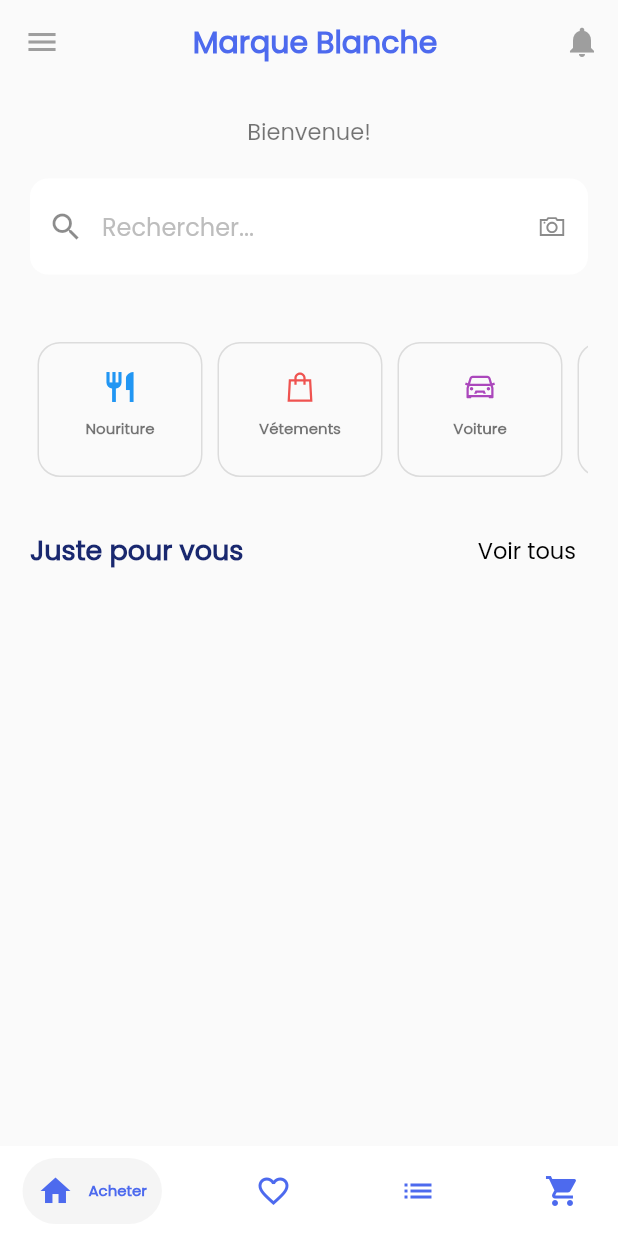
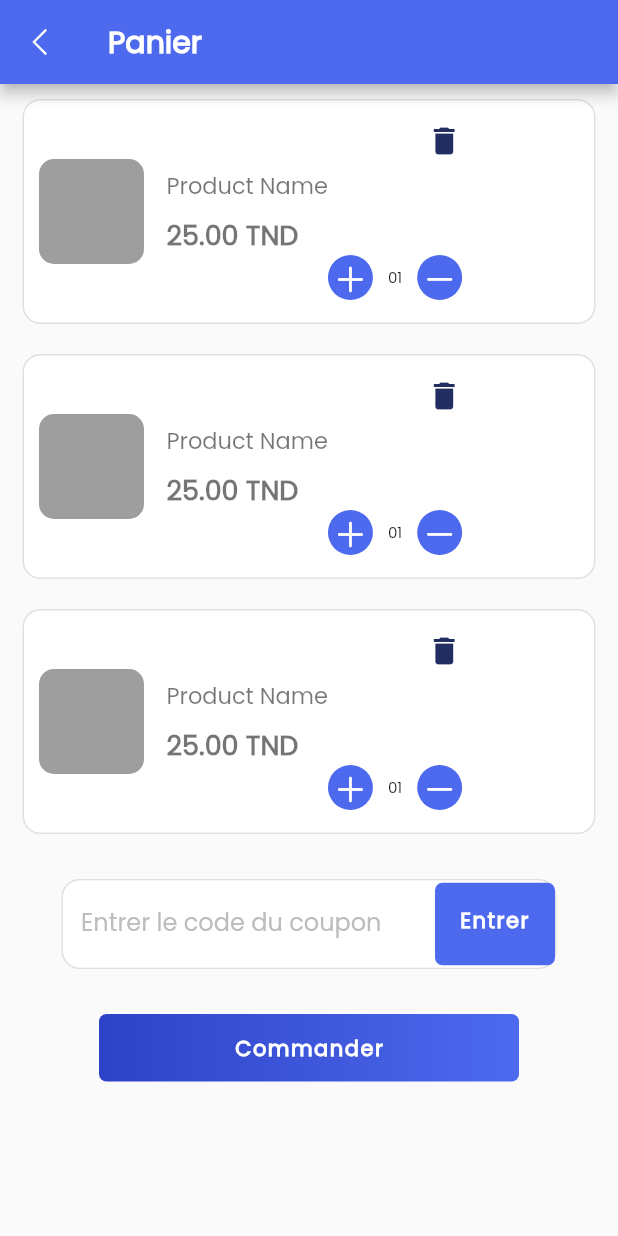
Before and after one commit to wael-ferhi21/Flutter-E-commerce-MB, a Flutter app: the screen it shows after launch, on a phone screen of 412 x 824 dp. Run offline on Flutter 3.47's test engine with Material 2 defaults, Android fonts, the phone set to English and light mode, and no system bars; drawn by our look-alikes of google_nav_bar; our stand-ins replace flutter_signin_button, line_awesome_flutter; missing offline and left inert: dart:ffi.

Commit message:
commit msg

```diff
--- /dev/null
+++ b/lib/components/cart_shop_item.dart
@@ -0,0 +1,104 @@
+import 'package:flutter/cupertino.dart';
+import 'package:flutter/material.dart';
+
+
+class ShopCartItem extends StatefulWidget {
+  const ShopCartItem({super.key});
+
+  @override
+  State<ShopCartItem> createState() => _ShopCartItemState();
+}
+
+class _ShopCartItemState extends State<ShopCartItem> {
+  @override
+  Widget build(BuildContext context) {
+    return Container(
+      height: 150,
+      margin: EdgeInsets.symmetric(horizontal: 15, vertical: 10),
+      padding: EdgeInsets.all(10),
+      decoration: BoxDecoration(
+        border: Border.all(color: Colors.grey[300] as Color),
+        borderRadius: BorderRadius.circular(12.0),
+        color: Colors.white,
+      ),
+      child: Row(
+        children: [
+          Container(
+            height: 70,
+            width: 70,
+            margin: EdgeInsets.only(right: 15),
+            decoration: BoxDecoration(
+              color: Colors.grey,
+              borderRadius: BorderRadius.circular(10),
+            ),
+          ),
+          Padding(
+            padding: EdgeInsets.symmetric(vertical: 35),
+            child: Column(
+              crossAxisAlignment: CrossAxisAlignment.start,
+              mainAxisAlignment: MainAxisAlignment.spaceBetween,
+              children: [
+                Text(
+                  "Product Name",
+                  style: Theme.of(context).textTheme.headline3,
+                ),
+                Text(
+                  "25.00 TND",
+                  style: Theme.of(context).textTheme.headline2,
+                )
+              ],
+            ),
+          ),
+          //Spacer(),
+          Padding(
+            padding: EdgeInsets.symmetric(vertical: 5),
+            child: Column(
+              crossAxisAlignment: CrossAxisAlignment.end,
+              mainAxisAlignment: MainAxisAlignment.spaceBetween,
+              children: [
+                Icon(
+                  Icons.delete,
+                  color: Color(0xff222d61),
+                ),
+                Row(
+                  children: [
+                    Container(
+                      height: 30,
+                      width: 30,
+                      padding: EdgeInsets.all(4),
+                      decoration: BoxDecoration(
+                        color: Color(0xff4d6aee),
+                        borderRadius: BorderRadius.circular(20),
+                      ),
+                      child: Icon(
+                        CupertinoIcons.add,
+                        color: Colors.white,
+                      ),
+                    ),
+                    Container(
+                      margin: EdgeInsets.symmetric(horizontal: 10),
+                      child: Text("01"),
+                    ),
+                    Container(
+                      height: 30,
+                      width: 30,
+                      padding: EdgeInsets.all(4),
+                      decoration: BoxDecoration(
+                        color: Color(0xff4d6aee),
+                        borderRadius: BorderRadius.circular(20),
+                      ),
+                      child: Icon(
+                        CupertinoIcons.minus,
+                        color: Colors.white,
+                      ),
+                    ),
+                  ],
+                ),
+              ],
+            ),
+          )
+        ],
+      ),
+    );
+  }
+}
--- /dev/null
+++ b/lib/components/coupon_field.dart
@@ -0,0 +1,59 @@
+import 'package:flutter/material.dart';
+import 'package:line_awesome_flutter/line_awesome_flutter.dart';
+
+class CouponField extends StatefulWidget {
+  const CouponField({super.key});
+
+  @override
+  State<CouponField> createState() => _CouponFieldState();
+}
+
+class _CouponFieldState extends State<CouponField> {
+  @override
+  Widget build(BuildContext context) {
+    const outlineInputBorder = const OutlineInputBorder(
+      borderRadius: BorderRadius.all(Radius.circular(12.0)),
+      borderSide: BorderSide.none,
+    );
+    return Container(
+      decoration: BoxDecoration(
+        border: Border.all(color: Colors.grey[300] as Color),
+        borderRadius: BorderRadius.circular(12.0),
+      ),
+      height: 60,
+      width: 330,
+      child: Form(
+        child: TextFormField(
+          decoration: InputDecoration(
+            hintText: 'Entrer le code du coupon',
+            hintStyle: TextStyle(color: Colors.grey[400]),
+            filled: true,
+            fillColor: Colors.white,
+            border: outlineInputBorder,
+            enabledBorder: outlineInputBorder,
+            focusedBorder: outlineInputBorder,
+            suffixIcon: Container(
+              padding: EdgeInsets.all(15),
+              decoration: BoxDecoration(
+                borderRadius: BorderRadius.circular(5),
+                color: Color(0xff4d6aee),
+              ),
+              height: 55,
+              width: 80,
+              child: InkWell(
+                onTap: () {},
+                child: Text(
+                  'Entrer',
+                  style: Theme.of(context).textTheme.headline5,
+                  textHeightBehavior:
+                      TextHeightBehavior(applyHeightToFirstAscent: false),
+                  textAlign: TextAlign.center,
+                ),
+              ),
+            ),
+          ),
+        ),
+      ),
+    );
+  }
+}
--- a/lib/main.dart
+++ b/lib/main.dart
@@ -2,6 +2,7 @@ import 'package:flutter/material.dart';
 import 'package:marqueblanche/screens/home_screen.dart';
 import 'package:marqueblanche/screens/inscription_screen.dart';
 import 'package:marqueblanche/screens/profile_screen.dart';
+import 'package:marqueblanche/screens/shop_cart_screen.dart';
 import 'package:marqueblanche/screens/tab_screen.dart';
 import 'screens/login_screen.dart';
 
@@ -29,6 +30,14 @@ class MyApp extends StatelessWidget {
           ),
           headline3: TextStyle(fontSize: 15, fontWeight: FontWeight.normal),
           headline4: TextStyle(fontSize: 10, fontWeight: FontWeight.bold),
+          headline5: TextStyle(
+      fontFamily: 'Poppins',
+      fontSize: 14,
+      color: const Color(0xffffffff),
+      letterSpacing: 1.0000000305175782,
+      fontWeight: FontWeight.w700,
+      height: 1.7857142857142858,
+    ),
           bodyText1: TextStyle(fontSize: 16),
           bodyText2: TextStyle(fontSize: 10),
           button: TextStyle(fontSize: 16, fontWeight: FontWeight.bold),
@@ -36,7 +45,7 @@ class MyApp extends StatelessWidget {
       ),
       title: 'Flutter Demo',
       debugShowCheckedModeBanner: false,
-      home: HomeScreen(),
+      home: ShopCartScreen(),
     );
   }
 }
--- a/lib/screens/inscription_screen.dart
+++ b/lib/screens/inscription_screen.dart
@@ -9,6 +9,7 @@ class InscriptionScreen extends StatefulWidget {
 }
 
 class _InscriptionScreenState extends State<InscriptionScreen> {
+  late final TextEditingController mycontroller;
   Widget _entryField(String title, Icon icon1, {bool isPassword = false}) {
     return Container(
       margin: EdgeInsets.symmetric(vertical: 10),
@@ -16,6 +17,7 @@ class _InscriptionScreenState extends State<InscriptionScreen> {
         crossAxisAlignment: CrossAxisAlignment.center,
         children: <Widget>[
           TextField(
+            controller: mycontroller,
             obscureText: isPassword,
             decoration: InputDecoration(
                 prefixIcon: icon1,
@@ -45,7 +47,7 @@ class _InscriptionScreenState extends State<InscriptionScreen> {
               ])),
       child: Text(
         'INSCRIVEZ-VOUS',
-        style: TextStyle(fontSize: 16, color: Colors.white),
+        style: Theme.of(context).textTheme.headline5,
       ),
     );
   }
--- a/lib/screens/login_screen.dart
+++ b/lib/screens/login_screen.dart
@@ -46,7 +46,7 @@ class _LoginScreenState extends State<LoginScreen> {
               ])),
       child: Text(
         'SE CONNECTER',
-        style: TextStyle(fontSize: 16, color: Colors.white),
+        style: Theme.of(context).textTheme.headline5,
       ),
     );
   }
--- /dev/null
+++ b/lib/screens/shop_cart_screen.dart
@@ -0,0 +1,64 @@
+import 'package:flutter/material.dart';
+import 'package:line_awesome_flutter/line_awesome_flutter.dart';
+import 'package:marqueblanche/components/coupon_field.dart';
+import '../components/cart_shop_item.dart';
+
+class ShopCartScreen extends StatefulWidget {
+  const ShopCartScreen({super.key});
+
+  @override
+  State<ShopCartScreen> createState() => _ShopCartScreenState();
+}
+
+class _ShopCartScreenState extends State<ShopCartScreen> {
+  @override
+  Widget build(BuildContext context) {
+    return Scaffold(
+      appBar: AppBar(
+        backgroundColor: Theme.of(context).primaryColor,
+        leading: IconButton(
+          onPressed: () {},
+          icon: const Icon(
+            LineAwesomeIcons.angle_left,
+          ),
+        ),
+        title: Text(
+          "Panier",
+          style: Theme.of(context).textTheme.headline1,
+        ),
+      ),
+      body: SingleChildScrollView(
+        child: Column(children: [
+          ShopCartItem(),
+          ShopCartItem(),
+          ShopCartItem(),
+          SizedBox(
+            height: 20,
+          ),
+          CouponField(),
+          SizedBox(
+            height: 30,
+          ),
+          Container(
+            width: 280,
+            padding: EdgeInsets.symmetric(vertical: 10),
+            alignment: Alignment.center,
+            decoration: BoxDecoration(
+                borderRadius: BorderRadius.all(Radius.circular(5.0)),
+                gradient: LinearGradient(
+                    begin: Alignment.centerLeft,
+                    end: Alignment.centerRight,
+                    colors: [
+                      Color.fromARGB(255, 46, 66, 199),
+                      Theme.of(context).primaryColor,
+                    ])),
+            child: Text(
+              'Commander',
+              style: Theme.of(context).textTheme.headline5,
+            ),
+          ),
+        ]),
+      ),
+    );
+  }
+}
```
